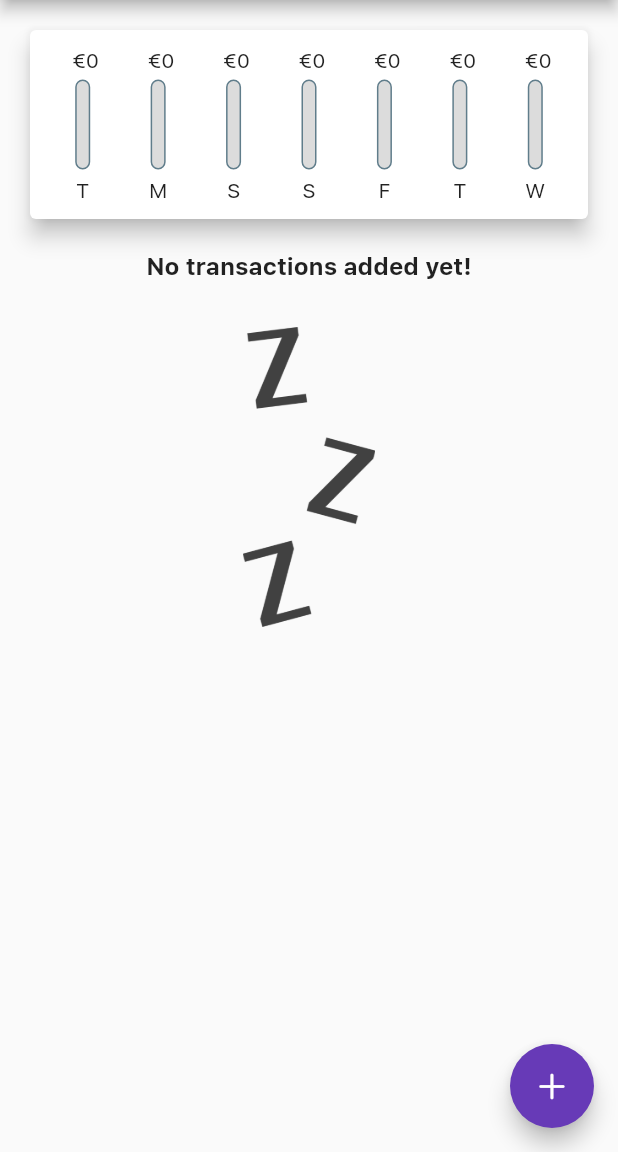
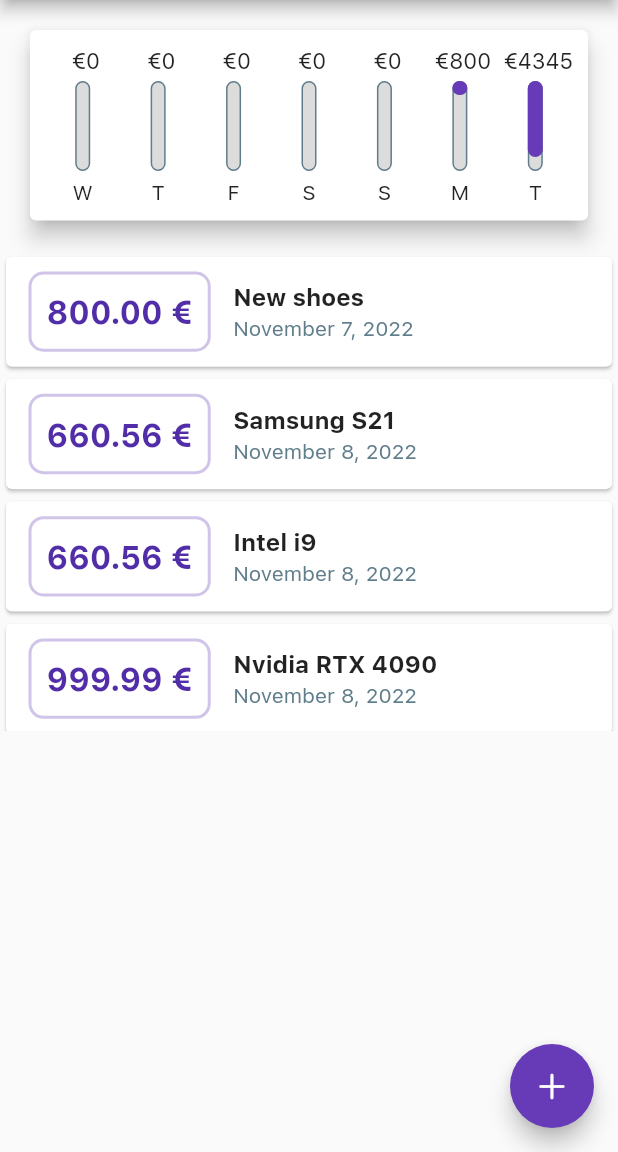
Before and after one commit to r0pe-12/personal_exspenses_app_old, a Flutter app: the screen it shows after launch, on a phone screen of 412 x 824 dp, the part 84-1236 px from its top. Run offline on Flutter 3.47's test engine with Material 2 defaults, Android fonts, the phone set to English and light mode, and no system bars.

Commit message:
small visual fixes

```diff
--- a/lib/main.dart
+++ b/lib/main.dart
@@ -40,52 +40,52 @@ class MyHomePage extends StatefulWidget {
 }
 
 class _MyHomePageState extends State<MyHomePage> {
-  // final List<Transaction> _userTransactions = [
-  //   Transaction(
-  //     id: 't1',
-  //     title: 'New shoes',
-  //     amount: 69.90,
-  //     date: DateTime.now().subtract(Duration(days: 1)),
-  //   ),
-  //   Transaction(
-  //     id: 't2',
-  //     title: 'Samsung S21',
-  //     amount: 660.56,
-  //     date: DateTime.now(),
-  //   ),
-  //   Transaction(
-  //     id: 't2',
-  //     title: 'Intel i9',
-  //     amount: 660.56,
-  //     date: DateTime.now(),
-  //   ),
-  //   Transaction(
-  //     id: 't2',
-  //     title: 'Nvidia RTX 4090',
-  //     amount: 999.99,
-  //     date: DateTime.now(),
-  //   ),
-  //   Transaction(
-  //     id: 't2',
-  //     title: 'Iphone 14 pro',
-  //     amount: 999.99,
-  //     date: DateTime.now(),
-  //   ),
-  //   Transaction(
-  //     id: 't2',
-  //     title: 'Iphone 13',
-  //     amount: 846.59,
-  //     date: DateTime.now(),
-  //   ),
-  //   Transaction(
-  //     id: 't2',
-  //     title: 'Galaxy Buds 2',
-  //     amount: 176.98,
-  //     date: DateTime.now(),
-  //   ),
-  // ];
+  final List<Transaction> _userTransactions = [
+    Transaction(
+      id: 't1',
+      title: 'New shoes',
+      amount: 800,
+      date: DateTime.now().subtract(Duration(days: 1)),
+    ),
+    Transaction(
+      id: 't2',
+      title: 'Samsung S21',
+      amount: 660.56,
+      date: DateTime.now(),
+    ),
+    Transaction(
+      id: 't2',
+      title: 'Intel i9',
+      amount: 660.56,
+      date: DateTime.now(),
+    ),
+    Transaction(
+      id: 't2',
+      title: 'Nvidia RTX 4090',
+      amount: 999.99,
+      date: DateTime.now(),
+    ),
+    Transaction(
+      id: 't2',
+      title: 'Iphone 14 pro',
+      amount: 999.99,
+      date: DateTime.now(),
+    ),
+    Transaction(
+      id: 't2',
+      title: 'Iphone 13',
+      amount: 846.59,
+      date: DateTime.now(),
+    ),
+    Transaction(
+      id: 't2',
+      title: 'Galaxy Buds 2',
+      amount: 176.98,
+      date: DateTime.now(),
+    ),
+  ];
 
-  final List<Transaction> _userTransactions = [];
+  // final List<Transaction> _userTransactions = [];
 
   List<Transaction> get _recentTransactions {
     return _userTransactions.where((tx) {
--- a/lib/widgets/chart.dart
+++ b/lib/widgets/chart.dart
@@ -45,7 +45,7 @@ class Chart extends StatelessWidget {
         child: Row(
           mainAxisAlignment: MainAxisAlignment.spaceAround,
           children: <Widget>[
-            ...groupedTransactions.map((data) {
+            ...groupedTransactions.reversed.map((data) {
               return Flexible(
                 fit: FlexFit.tight,
                 child: ChartBar(
--- a/lib/widgets/chart_bar.dart
+++ b/lib/widgets/chart_bar.dart
@@ -12,8 +12,11 @@ class ChartBar extends StatelessWidget {
   Widget build(BuildContext context) {
     return Column(
       children: <Widget>[
-        FittedBox(
-          child: Text(' €${spendingAmount.toStringAsFixed(0)}'),
+        SizedBox(
+          height: 20,
+          child: FittedBox(
+            child: Text(' €${spendingAmount.toStringAsFixed(0)}'),
+          ),
         ),
         SizedBox(height: 4),
         SizedBox(
--- a/lib/widgets/transaction_list.dart
+++ b/lib/widgets/transaction_list.dart
@@ -19,7 +19,9 @@ class TransactionList extends StatelessWidget {
                 return Card(
                   child: Row(
                     children: <Widget>[
-                      Container(
+                      Expanded(
+                        flex: 3,
+                        child: Container(
                           margin: const EdgeInsets.symmetric(
                             vertical: 10,
                             horizontal: 15,
@@ -32,6 +34,7 @@ class TransactionList extends StatelessWidget {
                             ),
                             borderRadius: BorderRadius.circular(10),
                           ),
+                          child: FittedBox(
                             child: Text(
                               style: TextStyle(
                                 fontWeight: FontWeight.bold,
@@ -41,7 +44,11 @@ class TransactionList extends StatelessWidget {
                               '${userTransactions[index].amount.toStringAsFixed(2)} €',
                             ),
                           ),
-                      Column(
+                        ),
+                      ),
+                      Flexible(
+                        flex: 5,
+                        child: Column(
                           crossAxisAlignment: CrossAxisAlignment.start,
                           children: <Widget>[
                             Text(
@@ -59,6 +66,7 @@ class TransactionList extends StatelessWidget {
                                   .format(userTransactions[index].date),
                             ),
                           ],
+                        ),
                       ),
                     ],
                   ),
```
Lines whose indentation alone changed are shown as unchanged.
